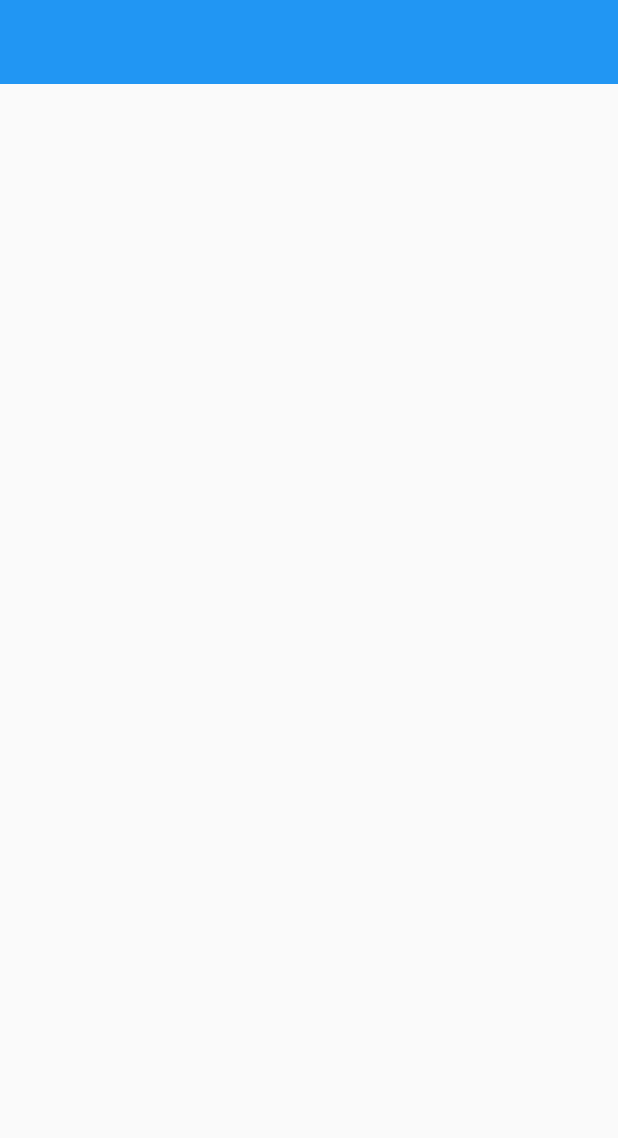
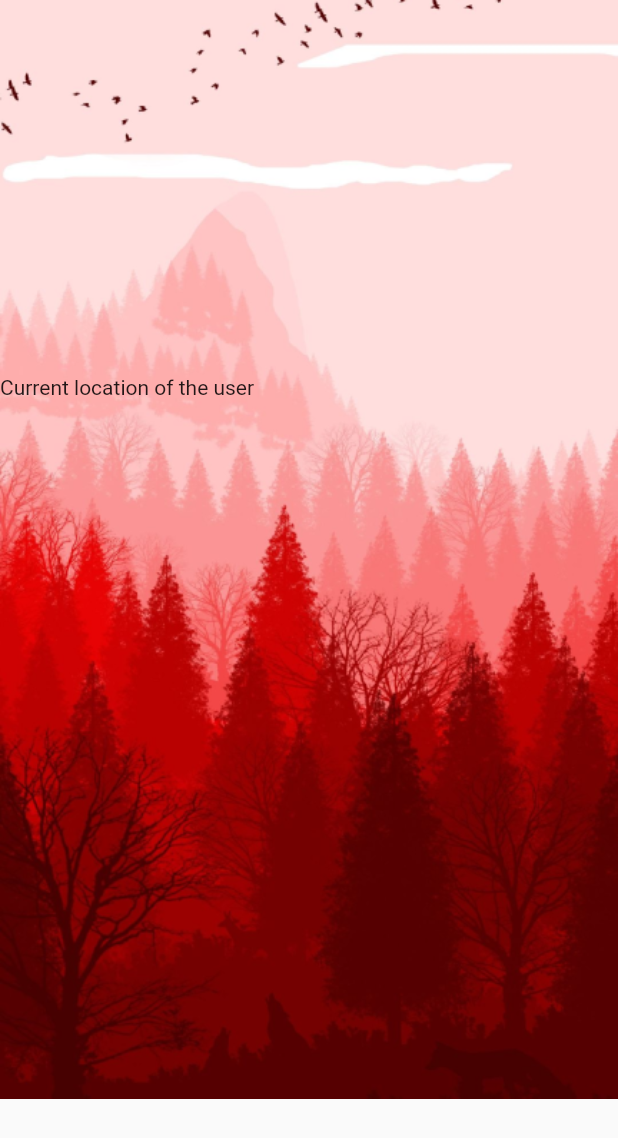
Before and after one commit to VARITHSA/weather_forcast_app, a Flutter app: the screen it shows after launch, on a phone screen of 412 x 824 dp. Shown: the top 1138 px of the screen. Run offline on Flutter 3.47's test engine with Material 2 defaults, Android fonts, the phone set to English and light mode, and no system bars; our stand-ins replace geolocator.

Commit message:
location with latitude and longitude done

```diff
--- a/lib/main.dart
+++ b/lib/main.dart
@@ -6,8 +6,9 @@ void main() {
   runApp(const MyApp());
   SystemChrome.setSystemUIOverlayStyle(
     const SystemUiOverlayStyle(
-      statusBarColor: Colors.red,
+      statusBarColor: Colors.transparent,
       statusBarBrightness: Brightness.dark,
+      statusBarIconBrightness: Brightness.dark,
     ),
   );
 }
@@ -19,6 +20,7 @@ class MyApp extends StatelessWidget {
   @override
   Widget build(BuildContext context) {
     return MaterialApp(
+      debugShowCheckedModeBanner: false,
       title: 'Flutter Demo',
       theme: ThemeData(
         primarySwatch: Colors.blue,
--- a/lib/pages/home_page.dart
+++ b/lib/pages/home_page.dart
@@ -1,4 +1,5 @@
 import 'package:flutter/material.dart';
+import 'package:geolocator/geolocator.dart';
 
 class HomePage extends StatefulWidget {
   const HomePage({super.key});
@@ -8,12 +9,63 @@ class HomePage extends StatefulWidget {
 }
 
 class _HomePageState extends State<HomePage> {
+  late String lat;
+  late String long;
+  String locationMessage = 'Current location of the user';
+  Future<Position> _getPosition() async {
+    bool services;
+    LocationPermission permission;
+    services = await Geolocator.isLocationServiceEnabled();
+    if (!services) {
+      return Future.error("Location services are disabled");
+    }
+    permission = await Geolocator.checkPermission();
+    if (permission == LocationPermission.denied) {
+      permission = await Geolocator.requestPermission();
+      if (permission == LocationPermission.denied) {
+        return Future.error("Location permission are denied");
+      }
+    }
+    if (permission == LocationPermission.deniedForever) {
+      return Future.error("Location permission are denied");
+    }
+    return await Geolocator.getCurrentPosition();
+  }
+
+  @override
+  void initState() {
+    _getPosition().then((value) {
+      lat = '${value.latitude}';
+      long = '${value.longitude}';
+      setState(() {
+        locationMessage = 'Latitde is $lat, longitude is $long';
+      });
+    });
+  }
+
   @override
   Widget build(BuildContext context) {
     return Scaffold(
-      // extendBodyBehindAppBar: true,
       appBar: AppBar(
-        elevation: 0.0,
+        backgroundColor: Colors.transparent,
+        elevation: 0,
+      ),
+      extendBodyBehindAppBar: true,
+      body: SingleChildScrollView(
+        child: Stack(
+          children: [
+            Image.asset(
+              'assets/images/redweather.png',
+              fit: BoxFit.fitHeight,
+            ),
+            Positioned(
+              top: 250,
+              child: Center(
+                child: Text(locationMessage),
+              ),
+            ),
+          ],
+        ),
       ),
     );
   }
```
Also changed, not shown: 1 other file.
